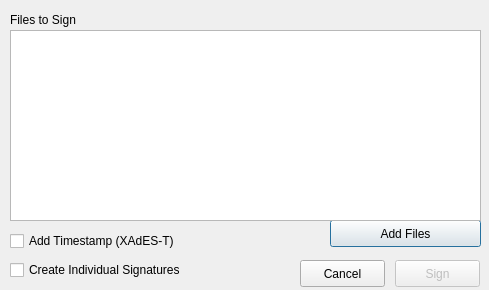
The window that _src/eidmw/eidgui/dlgSignature.ui (12019/svn.gov.pt) describes before a commit, drawn with Qt 5.
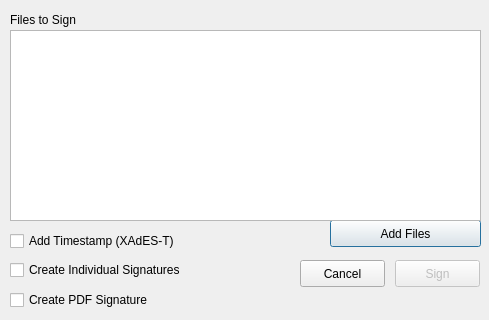
The same window after the commit. Icons and pictures are not drawn. Custom widgets are drawn as their Qt base class.

Commit message: Implement PDF native Signature

The edit to the form file:
```diff
--- a/_src/eidmw/eidgui/dlgSignature.ui
+++ b/_src/eidmw/eidgui/dlgSignature.ui
@@ -7,7 +7,7 @@
     <x>0</x>
     <y>0</y>
     <width>489</width>
-    <height>290</height>
+    <height>320</height>
    </rect>
   </property>
   <property name="sizePolicy">
@@ -123,6 +123,19 @@
     <string>Create Individual Signatures</string>
    </property>
   </widget>
+   <widget class="QCheckBox" name="checkbox_sign_pdf">
+   <property name="geometry">
+    <rect>
+     <x>10</x>
+     <y>290</y>
+     <width>221</width>
+     <height>20</height>
+    </rect>
+   </property>
+   <property name="text">
+    <string>Create PDF Signature</string>
+   </property>
+  </widget>
  </widget>
  <customwidgets>
   <customwidget>
```
The commit also changes 40 other files.
